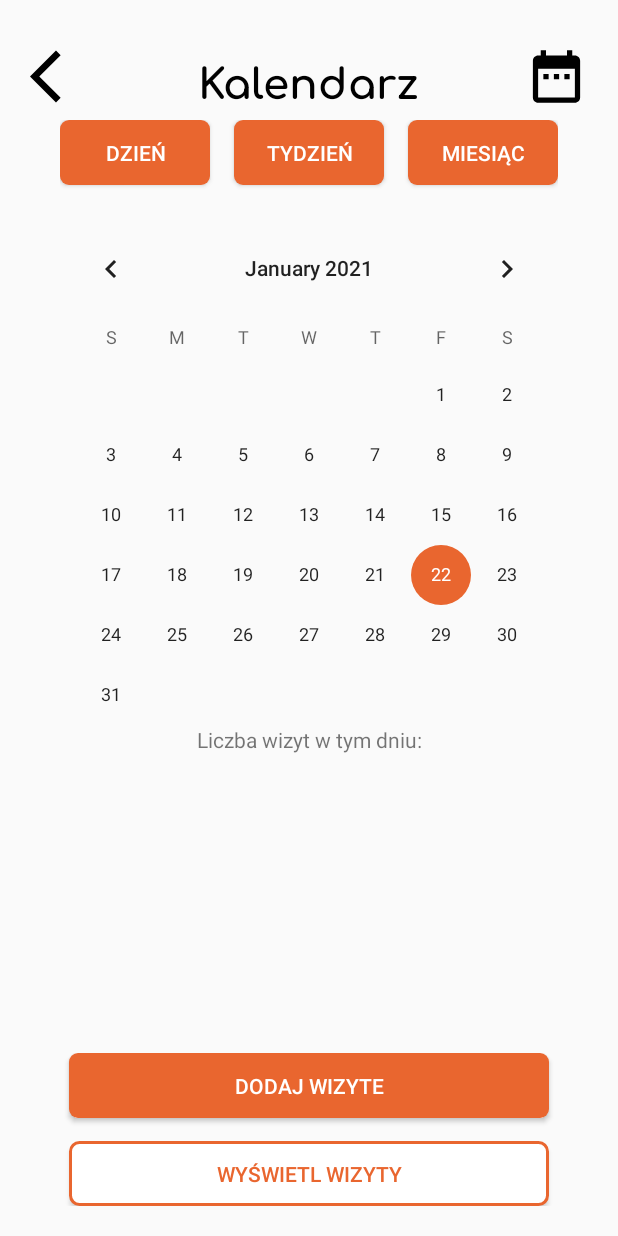
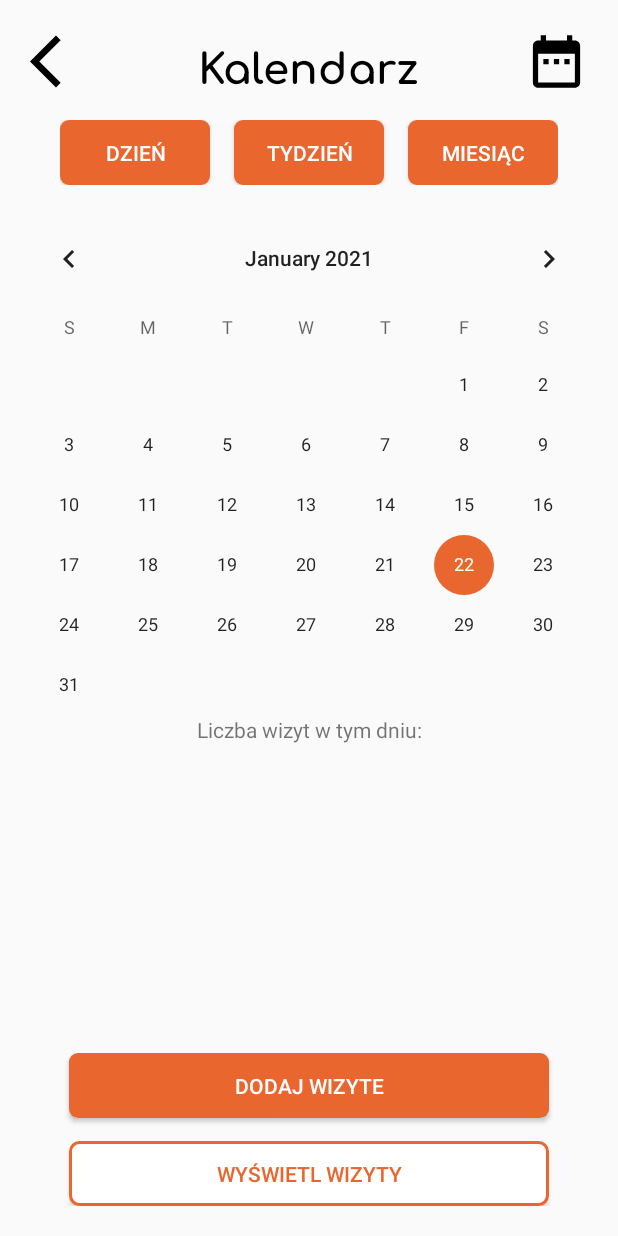
Before and after one commit to tomaszmjurek/DoUslug, an Android app: the CalendarMonthActivity screen opened directly, with no data from a screen before it, after a tap on an icon or button, on a phone screen of 412 x 824 dp. Run offline under Robolectric (Android 15) with nearby library versions, the phone set to English and light mode, and no system bars.

Commit message:
Improve calendars layouts

```diff
--- a/app/src/main/res/layout/activity_calendar_day.xml
+++ b/app/src/main/res/layout/activity_calendar_day.xml
@@ -19,7 +19,8 @@
 
         <androidx.recyclerview.widget.RecyclerView
             android:layout_marginTop="40dp"
-            android:padding="20dp"
+            android:layout_marginLeft="20dp"
+            android:layout_marginRight="20dp"
             android:id="@+id/task_list"
             android:layout_width="match_parent"
             android:layout_height="match_parent"
--- a/app/src/main/res/layout/activity_calendar_month.xml
+++ b/app/src/main/res/layout/activity_calendar_month.xml
@@ -20,7 +20,7 @@
         <CalendarView
             android:id="@+id/calendar_view"
             android:layout_marginTop="15dp"
-            android:layout_width="wrap_content"
+            android:layout_width="match_parent"
             android:layout_height="wrap_content"
             android:layout_gravity="center"/>
 
--- a/app/src/main/res/layout/activity_calendar_week.xml
+++ b/app/src/main/res/layout/activity_calendar_week.xml
@@ -18,7 +18,8 @@
 
         <androidx.recyclerview.widget.RecyclerView
             android:layout_marginTop="40dp"
-            android:padding="20dp"
+            android:layout_marginLeft="20dp"
+            android:layout_marginRight="20dp"
             android:id="@+id/visits_list"
             android:layout_width="match_parent"
             android:layout_height="match_parent"
--- a/app/src/main/res/layout/calendar_top_layout.xml
+++ b/app/src/main/res/layout/calendar_top_layout.xml
@@ -3,8 +3,9 @@
     android:id="@+id/calendar_top_layout"
     android:layout_width="match_parent"
     android:layout_height="match_parent"
-    android:layout_marginTop="10dp"
-    android:padding="20dp"
+    android:layout_marginTop="20dp"
+    android:layout_marginLeft="20dp"
+    android:layout_marginRight="20dp"
     xmlns:android="http://schemas.android.com/apk/res/android">
 
     <Button
--- a/app/src/main/res/layout/change_calendar_type.xml
+++ b/app/src/main/res/layout/change_calendar_type.xml
@@ -2,7 +2,7 @@
 <RelativeLayout
     android:id="@+id/calendar_type_layout"
     android:layout_width="match_parent"
-    android:layout_height="50dp"
+    android:layout_height="wrap_content"
     android:layout_marginTop="40dp"
     android:layout_marginLeft="40dp"
     android:layout_marginRight="40dp"
```
Also changed, not shown: app/src/main/java/pp/inzynierka/douslug/calendar/CalendarMonthActivity.kt (+6 -7 lines).
